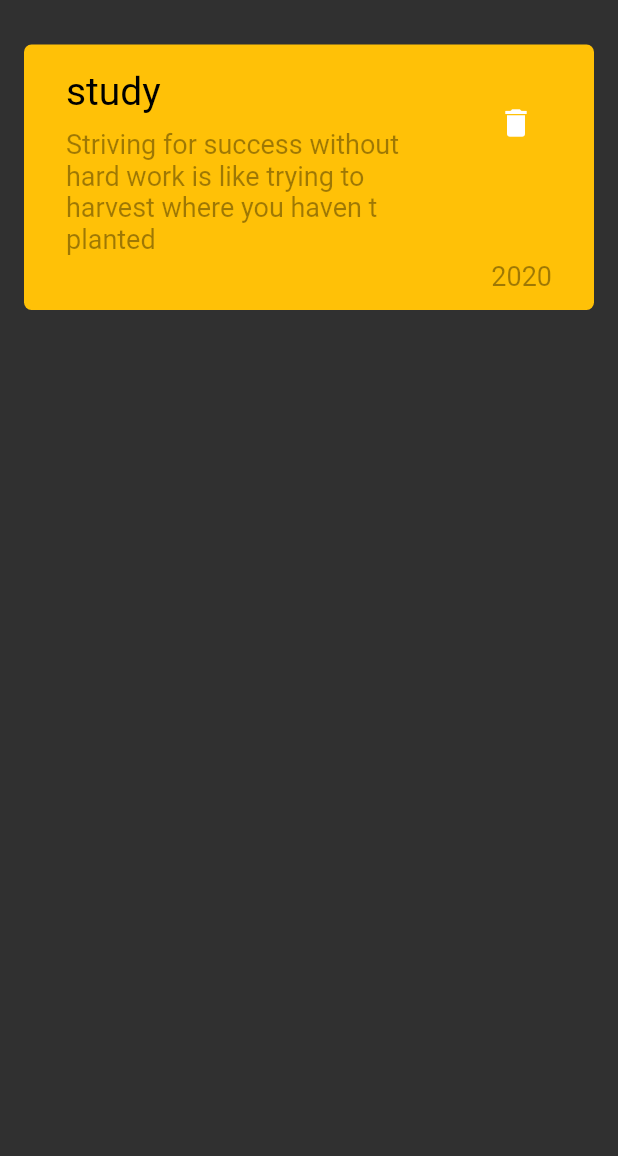
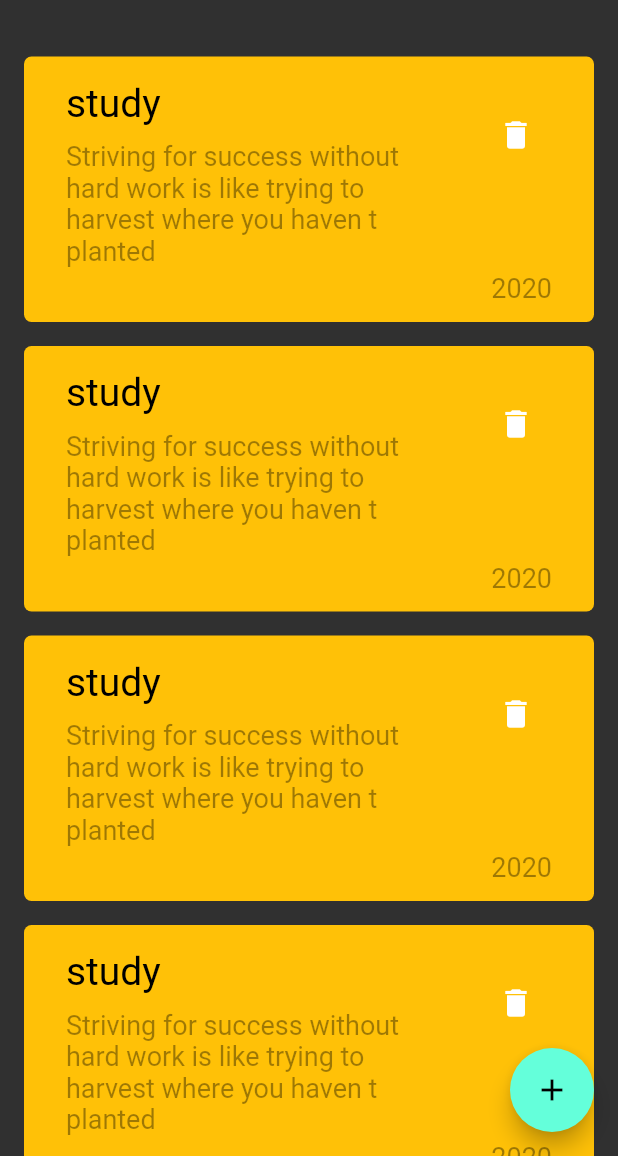
Before and after one commit to MCDiYae/note_app, a Flutter app: the screen it shows after launch, on a phone screen of 412 x 824 dp, the part 80-1236 px from its top. Run offline on Flutter 3.47's test engine with Material 2 defaults, Android fonts, the light colour scheme and no system bars.

Commit message:
listViewBuilder & floating Button

```diff
--- a/lib/view/note_view.dart
+++ b/lib/view/note_view.dart
@@ -6,8 +6,9 @@ class NoteView extends StatelessWidget {
 
   @override
   Widget build(BuildContext context) {
-    return const Scaffold(
-      body: NoteViewBody(),
+    return  Scaffold(
+      body: const NoteViewBody(),
+      floatingActionButton: FloatingActionButton(onPressed: (){},child: const Icon(Icons.add),),
     );
   }
 }
--- a/lib/view/widgets/note_view_body.dart
+++ b/lib/view/widgets/note_view_body.dart
@@ -1,7 +1,7 @@
 import 'package:flutter/material.dart';
 
 import 'custom_appbar.dart';
-import 'notes_items.dart';
+import 'notes_list_view.dart';
 
 class NoteViewBody extends StatelessWidget {
   const NoteViewBody({super.key});
@@ -19,7 +19,7 @@ class NoteViewBody extends StatelessWidget {
           SizedBox(
             height: 30,
           ),
-          NoteItems()
+          Expanded(child: NotesListView())
         ],
       ),
     );
--- a/lib/view/widgets/notes_items.dart
+++ b/lib/view/widgets/notes_items.dart
@@ -1,4 +1,3 @@
-
 import 'package:flutter/material.dart';
 
 class NoteItems extends StatelessWidget {
@@ -7,7 +6,7 @@ class NoteItems extends StatelessWidget {
   @override
   Widget build(BuildContext context) {
     return Container(
-      padding: EdgeInsets.all(12),
+      padding: const EdgeInsets.all(12),
       decoration: BoxDecoration(
         color: Colors.amber,
         borderRadius: BorderRadius.circular(5),
@@ -16,21 +15,22 @@ class NoteItems extends StatelessWidget {
         crossAxisAlignment: CrossAxisAlignment.end,
         children: [
           ListTile(
-            title: Text(
+            title: const Text(
               'study',
               style: TextStyle(fontSize: 26, color: Colors.black),
             ),
-            subtitle: Padding(
-              padding: const EdgeInsets.only(top: 10),
+            subtitle: const Padding(
+              padding: EdgeInsets.only(top: 10),
               child: Text(
                 'Striving for success without hard work is like trying to harvest where you haven t planted ',
                 style: TextStyle(fontSize: 18, color: Colors.black38),
               ),
             ),
-            trailing: IconButton(onPressed: () {}, icon: Icon(Icons.delete)),
+            trailing:
+                IconButton(onPressed: () {}, icon: const Icon(Icons.delete)),
           ),
-          Padding(
-            padding: const EdgeInsets.only(right: 16),
+          const Padding(
+            padding: EdgeInsets.only(right: 16),
             child: Text(
               '2020',
               style: TextStyle(
--- /dev/null
+++ b/lib/view/widgets/notes_list_view.dart
@@ -0,0 +1,20 @@
+import 'package:flutter/material.dart';
+
+import 'notes_items.dart';
+
+class NotesListView extends StatelessWidget {
+  const NotesListView({Key? key}) : super(key: key);
+
+  @override
+  Widget build(BuildContext context) {
+    return ListView.builder(
+        padding: EdgeInsets.zero,
+        itemCount: 7,
+        itemBuilder: (context, index) {
+          return const Padding(
+            padding: EdgeInsets.symmetric(vertical: 8),
+            child: NoteItems(),
+          );
+        });
+  }
+}
```
